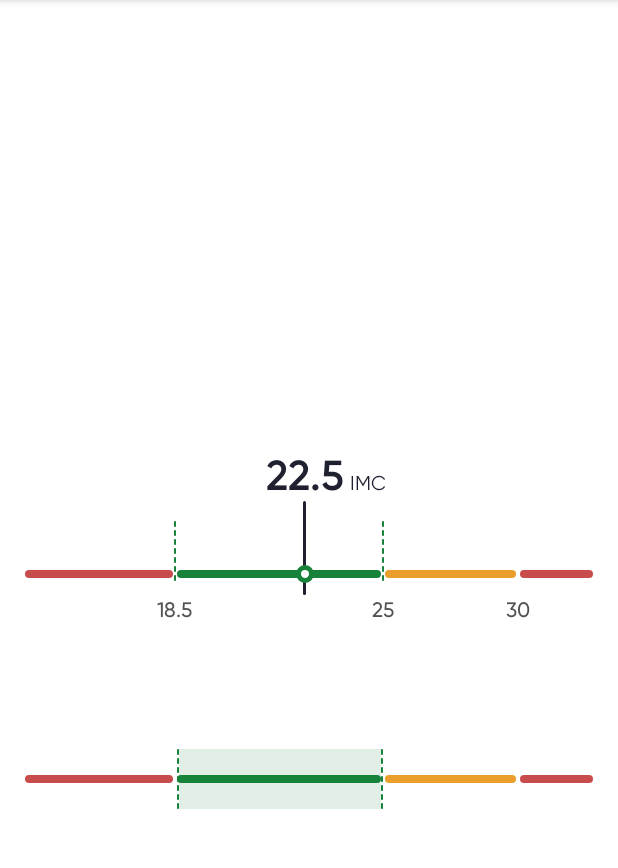
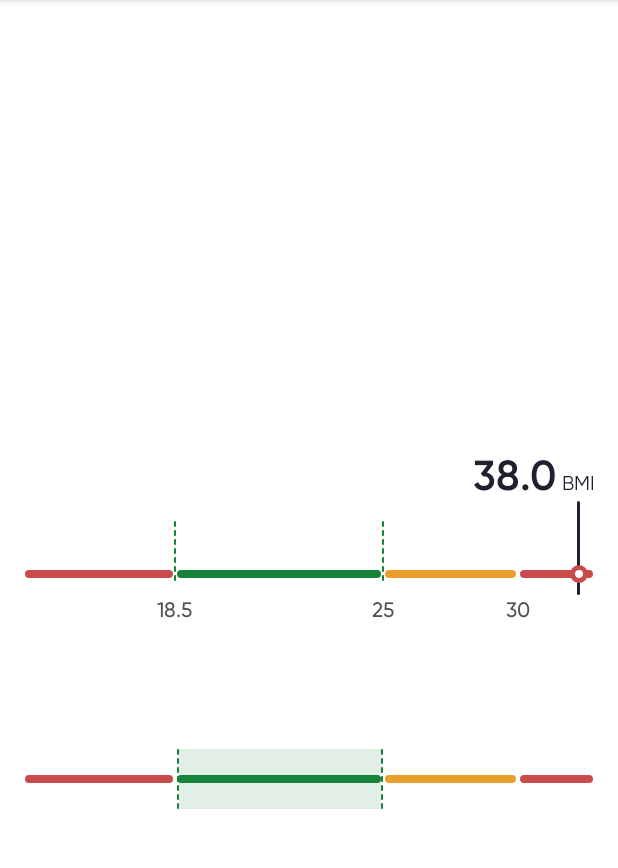
Before and after one commit to myDario/DarioBMIBar, an Android app: the screen it shows after launch (MainActivity), on a phone screen of 412 x 824 dp, the part 84-952 px from its top. Run offline under Robolectric (Android 15) with nearby library versions, the phone set to English and light mode, and no system bars.

```diff
--- a/app/src/main/java/com/labstyle/dariobmibarapp/MainActivity.kt
+++ b/app/src/main/java/com/labstyle/dariobmibarapp/MainActivity.kt
@@ -10,7 +10,7 @@ class MainActivity : AppCompatActivity() {
         super.onCreate(savedInstanceState)
         setContentView(R.layout.activity_main)
 
-        findViewById<DarioBMIBar>(R.id.bmiBar).setBMIValue(22.5f)
+        findViewById<DarioBMIBar>(R.id.bmiBar).setBMIValue(38f)
         findViewById<DarioBMISections>(R.id.bmiSections).setBMIValue(22.5f)
     }
 }
--- a/app/src/main/res/layout/activity_main.xml
+++ b/app/src/main/res/layout/activity_main.xml
@@ -11,7 +11,7 @@
         android:layout_width="0dp"
         android:layout_height="200dp"
         app:bmi="22.5"
-        app:unitLabel="IMC"
+        app:unitLabel="BMI"
         app:layout_constraintStart_toStartOf="parent"
         app:layout_constraintEnd_toEndOf="parent"
         app:layout_constraintTop_toTopOf="parent"
--- a/dariobmibar/src/main/java/com/labstyle/dariobmibar/DarioBMIBar.kt
+++ b/dariobmibar/src/main/java/com/labstyle/dariobmibar/DarioBMIBar.kt
@@ -61,11 +61,70 @@ class DarioBMIBar @JvmOverloads constructor(
             else if (bmi >= 25.0 && bmi < 30.0) 0.265454545f + 0.367272727f + (factor * (bmi - 25f))
             else 0.265454545f + 0.367272727f + 0.236363636f + (factor * (bmi - 30f))
 
-        if (hBias > 1.0f) {
-            hBias = 1.0f
+        // bmi indicator position
+        Log.d("rafff", "hbias $hBias")
+        if (hBias > 0.985f) {
+            hBias = 0.985f
+        }
+        if (hBias < 0.01f) {
+            hBias = 0.01f
         }
 
         constraintSet.setHorizontalBias(R.id.selectionLineIndicator, hBias)
+
+        // bmi text
+        constraintSet.clear(R.id.bmiValueText, ConstraintSet.START)
+        constraintSet.clear(R.id.bmiValueText, ConstraintSet.END)
+        constraintSet.clear(R.id.bmiValueUnitText, ConstraintSet.START)
+        constraintSet.clear(R.id.bmiValueUnitText, ConstraintSet.END)
+
+        if (hBias > 0.85f) {
+            constraintSet.connect(
+                R.id.bmiValueUnitText,
+                ConstraintSet.END,
+                ConstraintSet.PARENT_ID,
+                ConstraintSet.END
+            )
+            constraintSet.connect(
+                R.id.bmiValueText,
+                ConstraintSet.END,
+                R.id.bmiValueUnitText,
+                ConstraintSet.START
+            )
+        } else if (hBias < 0.08f) {
+            constraintSet.connect(
+                R.id.bmiValueText,
+                ConstraintSet.START,
+                ConstraintSet.PARENT_ID,
+                ConstraintSet.START
+            )
+            constraintSet.connect(
+                R.id.bmiValueUnitText,
+                ConstraintSet.START,
+                R.id.bmiValueText,
+                ConstraintSet.END
+            )
+        } else {
+            constraintSet.connect(
+                R.id.bmiValueText,
+                ConstraintSet.START,
+                R.id.selectionLineIndicator,
+                ConstraintSet.START
+            )
+            constraintSet.connect(
+                R.id.bmiValueText,
+                ConstraintSet.END,
+                R.id.selectionLineIndicator,
+                ConstraintSet.END
+            )
+            constraintSet.connect(
+                R.id.bmiValueUnitText,
+                ConstraintSet.START,
+                R.id.bmiValueText,
+                ConstraintSet.END
+            )
+        }
+
         constraintSet.applyTo(parent)
 
         val circleBg =
--- a/dariobmibar/src/main/res/layout/dario_bmi_bar.xml
+++ b/dariobmibar/src/main/res/layout/dario_bmi_bar.xml
@@ -119,6 +119,7 @@
             android:layout_height="wrap_content"
             android:text="21"
             style="@style/BMITextValue"
+            android:paddingEnd="2dp"
             app:layout_constraintStart_toStartOf="@+id/selectionLineIndicator"
             app:layout_constraintEnd_toEndOf="@+id/selectionLineIndicator"
             app:layout_constraintBottom_toTopOf="@+id/selectionLineIndicator"/>
@@ -130,6 +131,7 @@
             style="@style/BMITextUnit"
             app:layout_constraintStart_toEndOf="@+id/bmiValueText"
             app:layout_constraintBottom_toBottomOf="@+id/bmiValueText"
+            android:paddingStart="2dp"
             android:layout_marginStart="4dp"
             android:layout_marginBottom="4dp"/>
 
```
Also changed, not shown: 1 other file.
